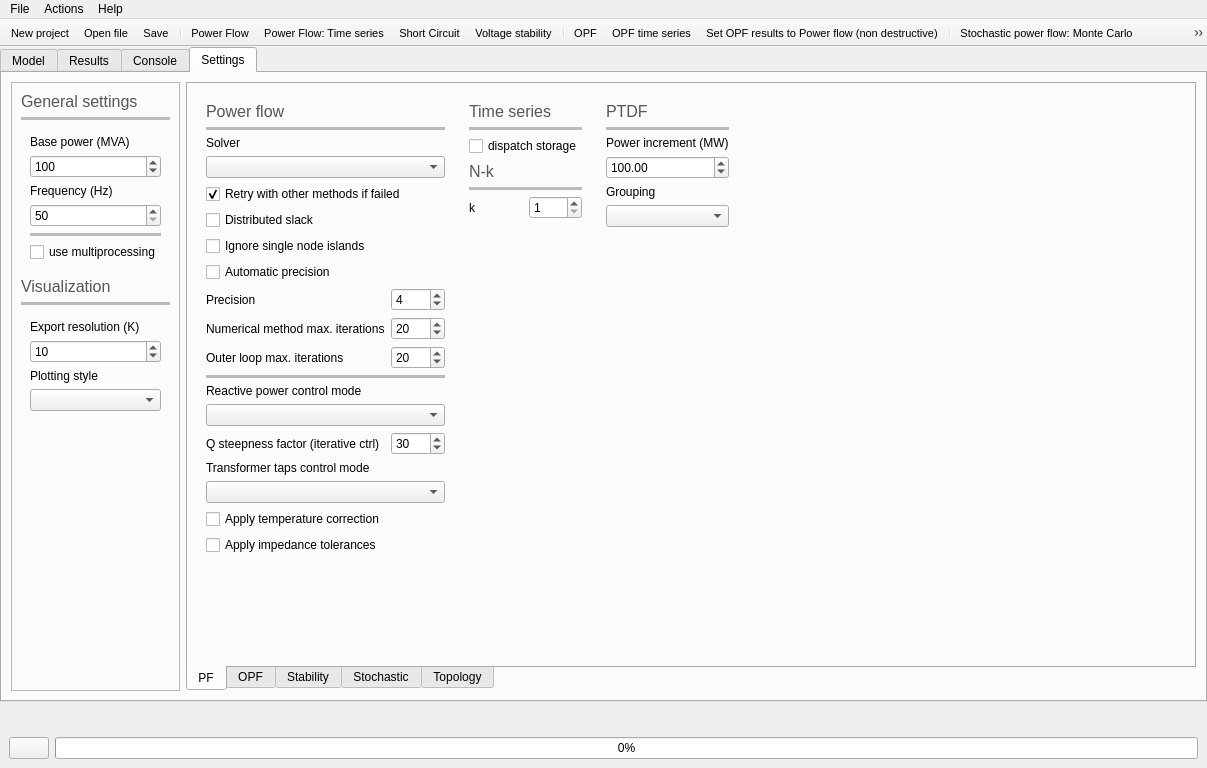
First picture: the form in src/GridCal/Gui/Main/MainWindow.ui, repository SanPen/GridCal, before the edit.
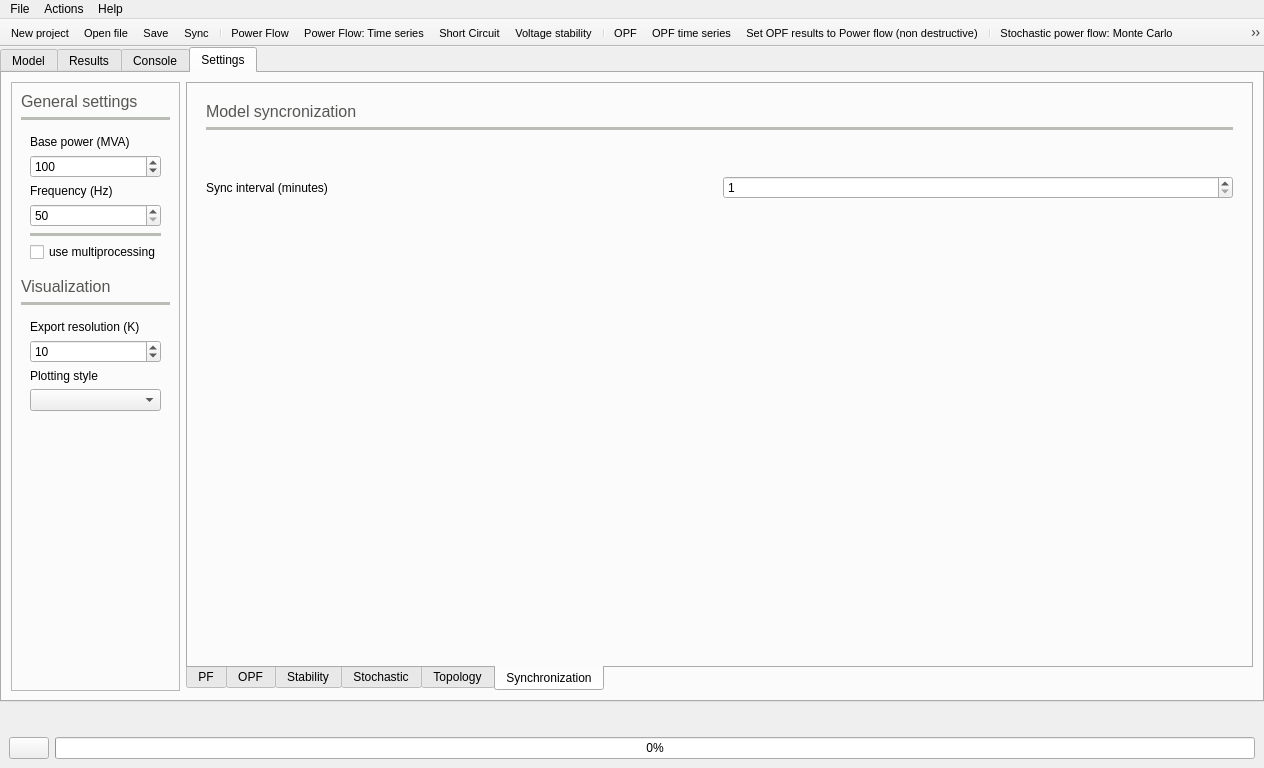
Second picture: the form after the edit. The open tabs and pages were chosen to show the change. Icons and pictures are not drawn.

Commit message: Added Syncronization. The Sync GUI is not functional yet.

```diff
--- a/src/GridCal/Gui/Main/MainWindow.ui
+++ b/src/GridCal/Gui/Main/MainWindow.ui
@@ -6,7 +6,7 @@
    <rect>
     <x>0</x>
     <y>0</y>
-    <width>1207</width>
+    <width>1264</width>
     <height>768</height>
    </rect>
   </property>
@@ -4159,6 +4159,181 @@
             </item>
            </layout>
           </widget>
+          <widget class="QWidget" name="tab_8">
+           <attribute name="icon">
+            <iconset resource="icons.qrc">
+             <normaloff>:/Icons/icons/sync.svg</normaloff>:/Icons/icons/sync.svg</iconset>
+           </attribute>
+           <attribute name="title">
+            <string>Synchronization</string>
+           </attribute>
+           <layout class="QHBoxLayout" name="horizontalLayout_6">
+            <item>
+             <widget class="QFrame" name="frame_4">
+              <property name="frameShape">
+               <enum>QFrame::NoFrame</enum>
+              </property>
+              <property name="frameShadow">
+               <enum>QFrame::Raised</enum>
+              </property>
+              <layout class="QGridLayout" name="gridLayout_5">
+               <item row="4" column="0">
+                <widget class="QLabel" name="label_39">
+                 <property name="text">
+                  <string>Sync interval (minutes)</string>
+                 </property>
+                </widget>
+               </item>
+               <item row="4" column="1">
+                <widget class="QSpinBox" name="sync_interval_spinBox">
+                 <property name="toolTip">
+                  <string>Interval in minutes to save the model when the mode syncronization is activated</string>
+                 </property>
+                 <property name="minimum">
+                  <number>1</number>
+                 </property>
+                 <property name="maximum">
+                  <number>120</number>
+                 </property>
+                </widget>
+               </item>
+               <item row="1" column="0" colspan="2">
+                <widget class="Line" name="line_7">
+                 <property name="palette">
+                  <palette>
+                   <active>
+                    <colorrole role="WindowText">
+                     <brush brushstyle="SolidPattern">
+                      <color alpha="255">
+                       <red>186</red>
+                       <green>189</green>
+                       <blue>182</blue>
+                      </color>
+                     </brush>
+                    </colorrole>
+                   </active>
+                   <inactive>
+                    <colorrole role="WindowText">
+                     <brush brushstyle="SolidPattern">
+                      <color alpha="255">
+                       <red>186</red>
+                       <green>189</green>
+                       <blue>182</blue>
+                      </color>
+                     </brush>
+                    </colorrole>
+                   </inactive>
+                   <disabled>
+                    <colorrole role="WindowText">
+                     <brush brushstyle="SolidPattern">
+                      <color alpha="255">
+                       <red>190</red>
+                       <green>190</green>
+                       <blue>190</blue>
+                      </color>
+                     </brush>
+                    </colorrole>
+                   </disabled>
+                  </palette>
+                 </property>
+                 <property name="frameShadow">
+                  <enum>QFrame::Plain</enum>
+                 </property>
+                 <property name="lineWidth">
+                  <number>4</number>
+                 </property>
+                 <property name="orientation">
+                  <enum>Qt::Horizontal</enum>
+                 </property>
+                </widget>
+               </item>
+               <item row="2" column="0" colspan="2">
+                <widget class="QLabel" name="user_name_label">
+                 <property name="toolTip">
+                  <string>Model user to store in the file saving.</string>
+                 </property>
+                 <property name="text">
+                  <string/>
+                 </property>
+                </widget>
+               </item>
+               <item row="3" column="0" colspan="2">
+                <widget class="QLabel" name="model_version_label">
+                 <property name="toolTip">
+                  <string>Current model version. Increases with every model saving.</string>
+                 </property>
+                 <property name="text">
+                  <string/>
+                 </property>
+                </widget>
+               </item>
+               <item row="0" column="0" colspan="2">
+                <widget class="QLabel" name="label_37">
+                 <property name="palette">
+                  <palette>
+                   <active>
+                    <colorrole role="WindowText">
+                     <brush brushstyle="SolidPattern">
+                      <color alpha="255">
+                       <red>85</red>
+                       <green>87</green>
+                       <blue>83</blue>
+                      </color>
+                     </brush>
+                    </colorrole>
+                   </active>
+                   <inactive>
+                    <colorrole role="WindowText">
+                     <brush brushstyle="SolidPattern">
+                      <color alpha="255">
+                       <red>85</red>
+                       <green>87</green>
+                       <blue>83</blue>
+                      </color>
+                     </brush>
+                    </colorrole>
+                   </inactive>
+                   <disabled>
+                    <colorrole role="WindowText">
+                     <brush brushstyle="SolidPattern">
+                      <color alpha="255">
+                       <red>190</red>
+                       <green>190</green>
+                       <blue>190</blue>
+                      </color>
+                     </brush>
+                    </colorrole>
+                   </disabled>
+                  </palette>
+                 </property>
+                 <property name="font">
+                  <font>
+                   <pointsize>12</pointsize>
+                  </font>
+                 </property>
+                 <property name="text">
+                  <string>Model syncronization</string>
+                 </property>
+                </widget>
+               </item>
+               <item row="6" column="0" colspan="2">
+                <spacer name="verticalSpacer_14">
+                 <property name="orientation">
+                  <enum>Qt::Vertical</enum>
+                 </property>
+                 <property name="sizeHint" stdset="0">
+                  <size>
+                   <width>20</width>
+                   <height>40</height>
+                  </size>
+                 </property>
+                </spacer>
+               </item>
+              </layout>
+             </widget>
+            </item>
+           </layout>
+          </widget>
          </widget>
         </item>
         <item row="0" column="0">
@@ -4598,7 +4773,7 @@
     <rect>
      <x>0</x>
      <y>0</y>
-     <width>1207</width>
+     <width>1264</width>
      <height>22</height>
     </rect>
    </property>
@@ -4696,6 +4871,7 @@
    <addaction name="actionNew_project"/>
    <addaction name="actionOpen_file"/>
    <addaction name="actionSave"/>
+   <addaction name="actionSync"/>
    <addaction name="separator"/>
    <addaction name="actionPower_flow"/>
    <addaction name="actionPower_Flow_Time_series"/>
@@ -5398,6 +5574,21 @@
     <string>Add circuit to the current circuit</string>
    </property>
   </action>
+  <action name="actionSync">
+   <property name="checkable">
+    <bool>true</bool>
+   </property>
+   <property name="icon">
+    <iconset resource="icons.qrc">
+     <normaloff>:/Icons/icons/sync.svg</normaloff>:/Icons/icons/sync.svg</iconset>
+   </property>
+   <property name="text">
+    <string>Sync</string>
+   </property>
+   <property name="toolTip">
+    <string>Sync with the file for colaborative editing of the grid</string>
+   </property>
+  </action>
  </widget>
  <resources>
   <include location="icons.qrc"/>
```
Left out of the diff: 6 changed lines with no effect on the pictures. The commit also changes 28 other files.
